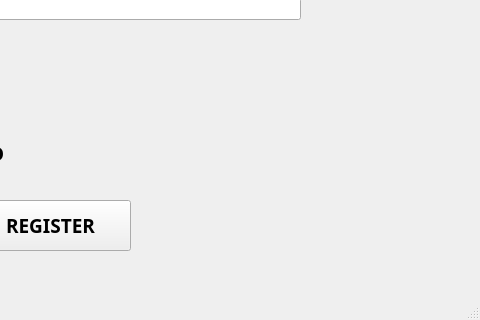
Above: CODIFICACIÓN/Ragnarok/register.ui from 29022020/PROYECTO-FINAL before the change; both pictures show x 320 to 800 and y 280 to 600 of the 800 by 600 pixel window. Below: the same form after it.
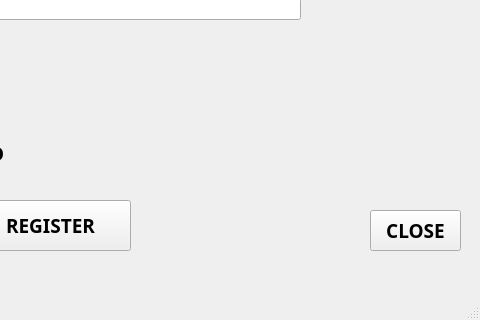
That is the form after the change.

What changed in the file:
```diff
--- a/CODIFICACIÓN/Ragnarok/register.ui
+++ b/CODIFICACIÓN/Ragnarok/register.ui
@@ -154,6 +154,27 @@
      </item>
     </layout>
    </widget>
+   <widget class="QPushButton" name="closePushButton">
+    <property name="geometry">
+     <rect>
+      <x>690</x>
+      <y>490</y>
+      <width>91</width>
+      <height>41</height>
+     </rect>
+    </property>
+    <property name="font">
+     <font>
+      <family>Nunito Black</family>
+      <pointsize>14</pointsize>
+      <weight>75</weight>
+      <bold>true</bold>
+     </font>
+    </property>
+    <property name="text">
+     <string>CLOSE</string>
+    </property>
+   </widget>
   </widget>
   <widget class="QMenuBar" name="menubar">
    <property name="geometry">
```
